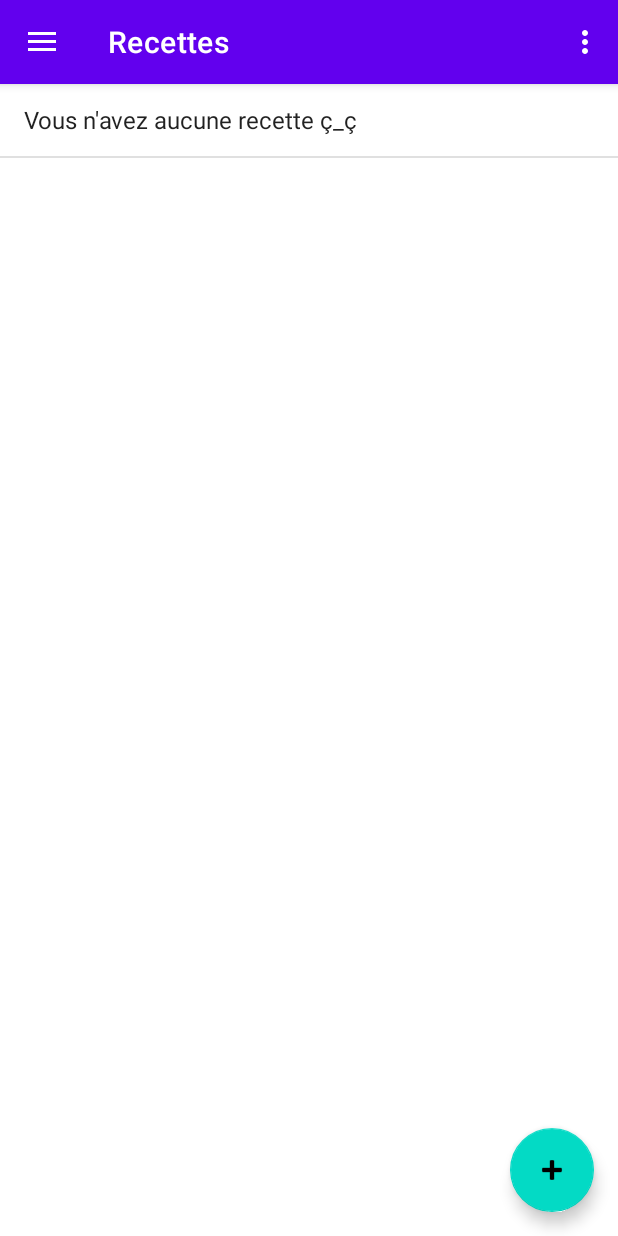
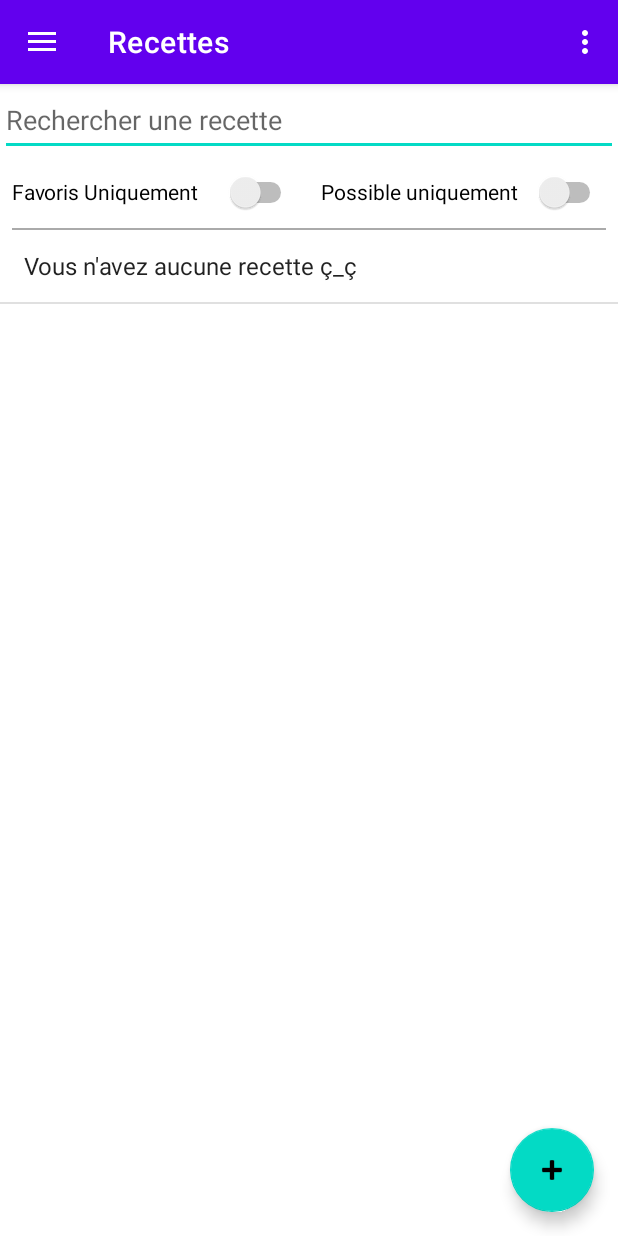
Before and after one commit to OdArthur/LesRecettesDuPetitEtudiant, an Android app: the screen it shows after launch (MainActivity), in the side drawer, after a tap on "Recettes", on a phone screen of 412 x 824 dp. Run offline under Robolectric (Android 15) with nearby library versions, the phone set to English and light mode, and no system bars; our stand-ins replace navigation-ui.

Commit message:
Feat : search bar for recipe, page for ingredients for recipes

```diff
--- a/app/src/main/java/com/example/lesrecettesdupetitetudiant/EditRecipe.kt
+++ b/app/src/main/java/com/example/lesrecettesdupetitetudiant/EditRecipe.kt
@@ -5,10 +5,11 @@ import android.os.Bundle
 import android.util.Log
 import com.example.lesrecettesdupetitetudiant.databinding.ActivityEditRecipeBinding
 
+class EditRecipe : AppCompatActivity() {
+
     private lateinit var binding: ActivityEditRecipeBinding
     private lateinit var db:MaBDHelper
 
-class EditRecipe : AppCompatActivity() {
     override fun onCreate(savedInstanceState: Bundle?) {
         super.onCreate(savedInstanceState)
         setContentView(R.layout.activity_edit_recipe)
--- a/app/src/main/java/com/example/lesrecettesdupetitetudiant/MainActivity.kt
+++ b/app/src/main/java/com/example/lesrecettesdupetitetudiant/MainActivity.kt
@@ -13,7 +13,6 @@ import androidx.navigation.ui.setupActionBarWithNavController
 import androidx.navigation.ui.setupWithNavController
 import androidx.drawerlayout.widget.DrawerLayout
 import androidx.appcompat.app.AppCompatActivity
-import androidx.core.view.get
 import com.example.lesrecettesdupetitetudiant.databinding.ActivityMainBinding
 
 
@@ -32,6 +31,14 @@ class MainActivity : AppCompatActivity() {
         sqliteHelper = MaBDHelper(this)
 
         setSupportActionBar(binding.appBarMain.toolbar)
+
+        val Return = intent.getStringExtra("Return")
+
+        if(Return == "Recipe")
+        {
+
+            Snackbar.make(binding.navView, "Recettes", Snackbar.LENGTH_SHORT).setAction("Action", null).show()
+        }
 
         binding.appBarMain.fab.setOnClickListener {
             view -> if(binding.appBarMain.toolbar.title.toString() == "Recettes")
--- a/app/src/main/res/layout/fragment_slideshow.xml
+++ b/app/src/main/res/layout/fragment_slideshow.xml
@@ -6,6 +6,64 @@
     android:layout_height="match_parent"
     tools:context=".ui.slideshow.SlideshowFragment">
 
+    <LinearLayout
+        android:id="@+id/linearLayout3"
+        android:layout_width="match_parent"
+        android:layout_height="wrap_content"
+        android:orientation="vertical"
+        app:layout_constraintBottom_toTopOf="@+id/view"
+        app:layout_constraintEnd_toEndOf="parent"
+        app:layout_constraintStart_toStartOf="parent"
+        app:layout_constraintTop_toTopOf="parent">
+
+        <EditText
+            android:id="@+id/searchRecip"
+            android:layout_width="match_parent"
+            android:layout_height="wrap_content"
+            android:layout_weight="1"
+            android:hint="Rechercher une recette"
+            android:minHeight="48dp" />
+
+        <LinearLayout
+            android:id="@+id/linearLayout2"
+            android:layout_width="match_parent"
+            android:layout_height="wrap_content"
+            android:orientation="horizontal"
+            android:weightSum="2">
+
+            <Switch
+                android:id="@+id/switchFav"
+                android:layout_width="100dp"
+                android:layout_height="48dp"
+                android:layout_weight="1"
+                android:paddingStart="8dp"
+                android:paddingEnd="8dp"
+                android:text="Favoris Uniquement" />
+
+            <Switch
+                android:id="@+id/switchPossible"
+                android:layout_width="100dp"
+                android:layout_height="48dp"
+                android:layout_weight="1"
+                android:paddingStart="8dp"
+                android:paddingEnd="8dp"
+                android:text="Possible uniquement" />
+        </LinearLayout>
+
+    </LinearLayout>
+
+    <View
+        android:id="@+id/view"
+        android:layout_width="match_parent"
+        android:layout_height="1dp"
+        android:layout_marginStart="8dp"
+        android:layout_marginEnd="8dp"
+        android:background="@android:color/darker_gray"
+        app:layout_constraintBottom_toTopOf="@+id/ListRecipe"
+        app:layout_constraintEnd_toEndOf="parent"
+        app:layout_constraintStart_toStartOf="parent"
+        app:layout_constraintTop_toBottomOf="@+id/linearLayout3" />
+
     <ListView
         android:id="@+id/ListRecipe"
         android:layout_width="0dp"
@@ -13,5 +71,6 @@
         app:layout_constraintBottom_toBottomOf="parent"
         app:layout_constraintEnd_toEndOf="parent"
         app:layout_constraintStart_toStartOf="parent"
-        app:layout_constraintTop_toTopOf="parent" />
+        app:layout_constraintTop_toBottomOf="@+id/view" />
+
 </androidx.constraintlayout.widget.ConstraintLayout>
```
Also changed, not shown: app/src/main/AndroidManifest.xml (+7 -0 lines), app/src/main/java/com/example/lesrecettesdupetitetudiant/AddIngredientToRecipe.kt (added, +36 -0 lines), app/src/main/java/com/example/lesrecettesdupetitetudiant/AddRecipe.kt (+8 -5 lines), app/src/main/java/com/example/lesrecettesdupetitetudiant/ShowRecipe.kt (+16 -17 lines), app/src/main/res/layout/activity_add_ingredient_to_recipe.xml (added, +38 -0 lines).
